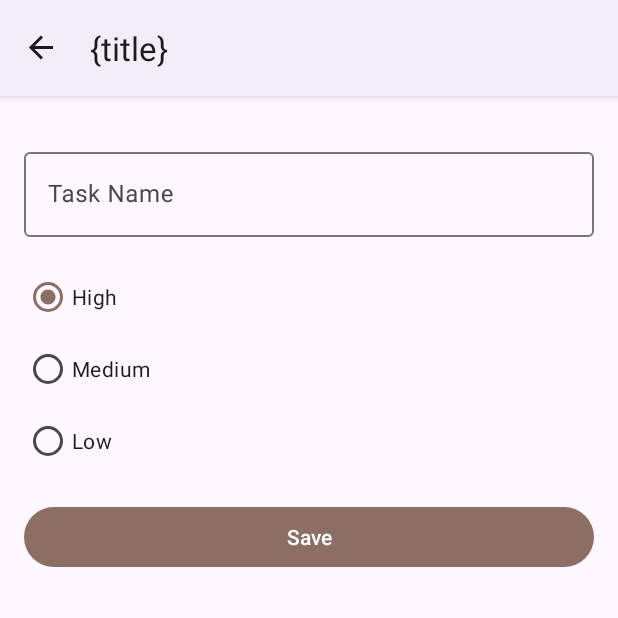
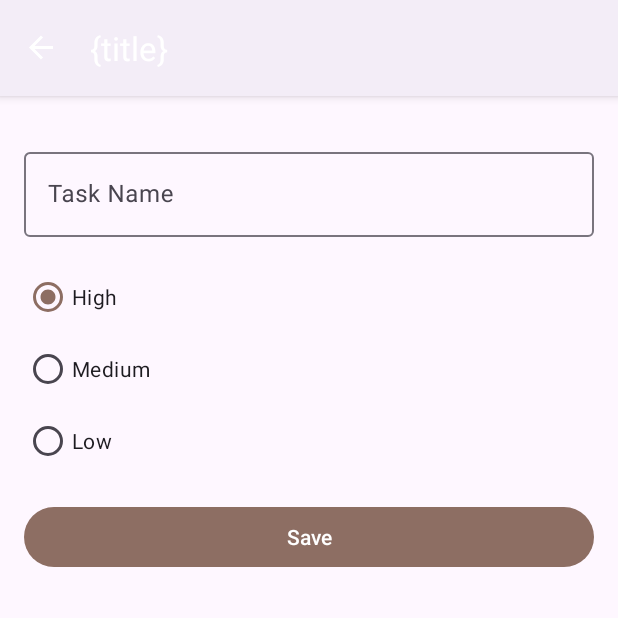
Before and after one commit to Joeyphic/Recolle, an Android app: the screen it shows after launch (MainActivity), after a tap on "Add a new task", on a phone screen of 412 x 824 dp, the top half of it. Run offline under Robolectric (Android 15) with nearby library versions, the phone set to English and light mode, and no system bars; our stand-ins replace Room's generated code, navigation-ui.

Commit message:
Add Top App Bar Theming

```diff
--- a/app/src/main/res/layout/task_list_fragment.xml
+++ b/app/src/main/res/layout/task_list_fragment.xml
@@ -26,6 +26,7 @@
         android:layout_margin="16dp"
         app:layout_constraintBottom_toBottomOf="parent"
         app:layout_constraintEnd_toEndOf="parent"
+        app:tint="@color/primaryTextColor"
         android:contentDescription="@string/content_desc_task_fab"
         app:srcCompat="@drawable/ic_baseline_add_24" />
 
--- a/app/src/main/res/menu/detail_fragment_menu.xml
+++ b/app/src/main/res/menu/detail_fragment_menu.xml
@@ -2,11 +2,13 @@
 <menu xmlns:android="http://schemas.android.com/apk/res/android"
     xmlns:app="http://schemas.android.com/apk/res-auto">
 
+    <!-- TODO: Finalize Menu IconTint Color -->
     <item
         android:id="@+id/edit"
         android:icon="@drawable/ic_baseline_edit_24"
         android:title="@string/edit"
         android:contentDescription="@string/content_desc_task_edit"
+        app:iconTint="@color/primaryLightColor"
         app:showAsAction="ifRoom" />
 
     <item
@@ -14,5 +16,6 @@
         android:icon="@drawable/ic_baseline_delete_24"
         android:title="@string/delete"
         android:contentDescription="@string/content_desc_task_delete"
+        app:iconTint="@color/primaryLightColor"
         app:showAsAction="ifRoom" />
 </menu>
--- a/app/src/main/res/navigation/nav_graph.xml
+++ b/app/src/main/res/navigation/nav_graph.xml
@@ -7,7 +7,7 @@
     <fragment
         android:id="@+id/taskListFragment"
         android:name="com.example.rememberapp.TaskListFragment"
-        android:label="TaskListFragment" >
+        android:label="Your Tasks" >
         <action
             android:id="@+id/action_taskListFragment_to_taskListAddModifyItem"
             app:destination="@id/taskListAddModifyItem" />
@@ -35,7 +35,7 @@
     <fragment
         android:id="@+id/taskDetailFragment"
         android:name="com.example.rememberapp.TaskDetailFragment"
-        android:label="TaskDetailFragment">
+        android:label="Task Details">
         <argument
             android:name="task_id"
             app:argType="integer" />
--- a/app/src/main/res/values/themes.xml
+++ b/app/src/main/res/values/themes.xml
@@ -11,6 +11,19 @@
         <item name="colorOnSecondary">@color/black</item>
         <!-- Status bar color. -->
         <item name="android:statusBarColor" tools:targetApi="l">@color/primaryDarkColor</item>
+
         <!-- Customize your theme here. -->
+        <item name="actionBarTheme">@style/Theme.RememberApp.ActionBar</item>
+    </style>
+
+    <!-- Implemented for Top App Bar -->
+    <style name="Theme.RememberApp.ActionBar" parent="Theme.Material3.Light">
+
+        <!-- Text Color -->
+        <item name="colorSurface">@color/primaryColor</item>
+        <item name="colorOnSurface">@color/primaryTextColor</item>
+
+        <!-- Up button & Navigation Drawer color -->
+        <item name="colorControlNormal">@color/primaryTextColor</item>
     </style>
 </resources>
```
